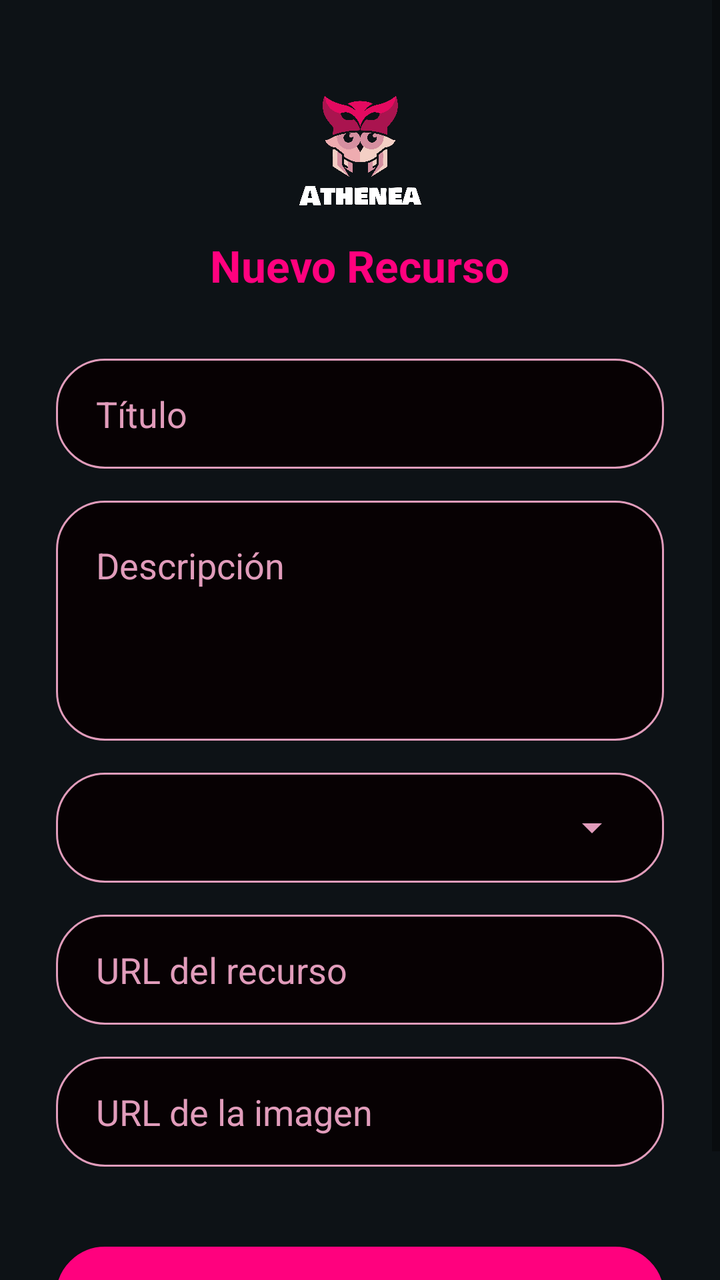
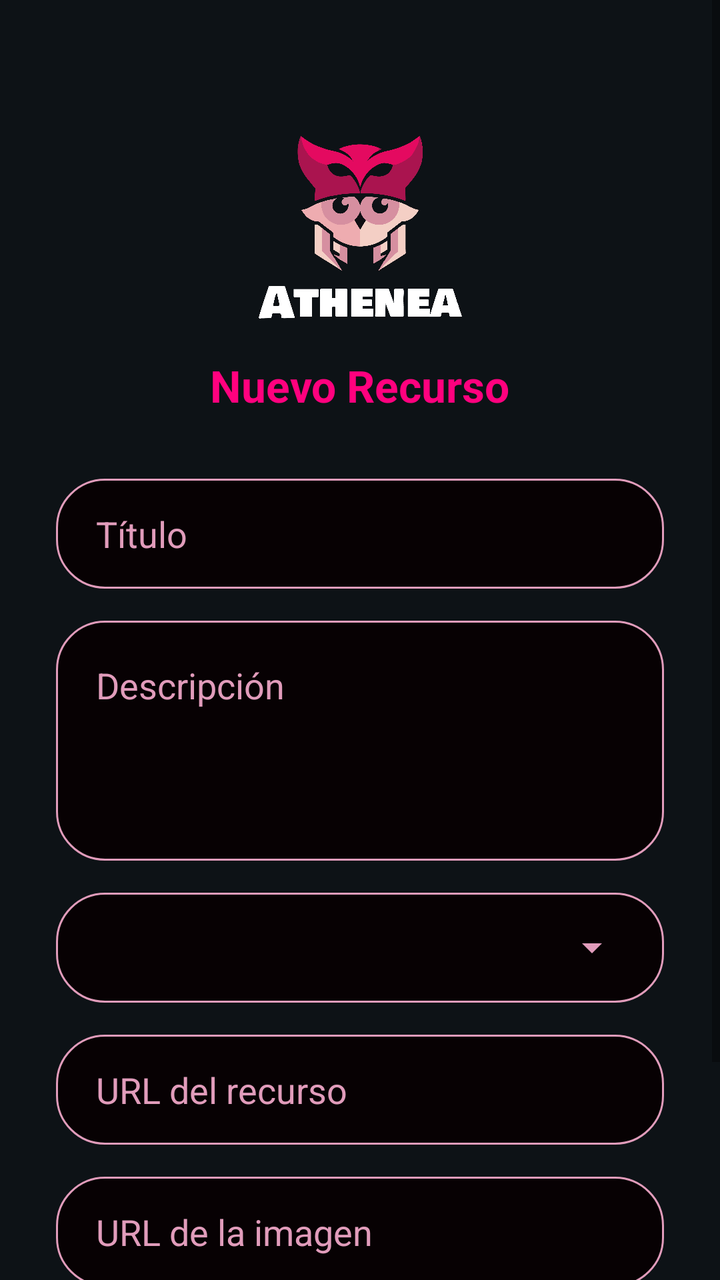

Screens rendered from an Android XML layout before and after an edit, with the pre-edit source and the edit as a unified diff.
<!-- AndroidManifest.xml: application theme Theme.Athenea -->
<!-- res/layout/activity_add_recurso.xml -->
<?xml version="1.0" encoding="utf-8"?>
<ScrollView xmlns:android="http://schemas.android.com/apk/res/android"
    xmlns:app="http://schemas.android.com/apk/res-auto"
    android:layout_width="match_parent"
    android:layout_height="match_parent"
    android:background="@color/dark_bg"
    android:fillViewport="true">

    <LinearLayout
        android:layout_width="match_parent"
        android:layout_height="wrap_content"
        android:orientation="vertical"
        android:padding="28dp"
        android:gravity="center_horizontal">

        <ImageView
            android:layout_width="120dp"
            android:layout_height="60dp"
            android:src="@drawable/logoaten"
            android:scaleType="centerInside"
            android:layout_marginTop="20dp"
            android:layout_marginBottom="10dp" />

        <TextView
            android:layout_width="wrap_content"
            android:layout_height="wrap_content"
            android:text="@string/title_add_recurso"
            android:textColor="@color/pink_primary"
            android:textSize="22sp"
            android:textStyle="bold"
            android:layout_marginBottom="32dp" />

        <EditText
            android:id="@+id/etTitulo"
            android:layout_width="match_parent"
            android:layout_height="55dp"
            android:background="@drawable/rounded_input"
            android:hint="@string/hint_titulo"
            android:textColorHint="@color/pink_accent"
            android:textColor="@color/white"
            android:paddingHorizontal="20dp"
            android:layout_marginBottom="16dp"
            android:inputType="textCapSentences" />

        <EditText
            android:id="@+id/etDescripcion"
            android:layout_width="match_parent"
            android:layout_height="120dp"
            android:background="@drawable/rounded_input"
            android:hint="@string/hint_descripcion"
            android:textColorHint="@color/pink_accent"
            android:textColor="@color/white"
            android:padding="20dp"
            android:gravity="top"
            android:layout_marginBottom="16dp"
            android:inputType="textMultiLine" />

        <FrameLayout
            android:layout_width="match_parent"
            android:layout_height="55dp"
            android:layout_marginBottom="16dp"
            android:background="@drawable/rounded_input"
            android:paddingHorizontal="12dp">

            <Spinner
                android:id="@+id/spinnerTipo"
                android:layout_width="match_parent"
                android:layout_height="match_parent"
                android:backgroundTint="@color/pink_accent"
                android:paddingStart="8dp" />
        </FrameLayout>

        <EditText
            android:id="@+id/etEnlace"
            android:layout_width="match_parent"
            android:layout_height="55dp"
            android:background="@drawable/rounded_input"
            android:hint="@string/hint_enlace"
            android:textColorHint="@color/pink_accent"
            android:textColor="@color/white"
            android:paddingHorizontal="20dp"
            android:layout_marginBottom="16dp"
            android:inputType="textUri" />

        <EditText
            android:id="@+id/etImagen"
            android:layout_width="match_parent"
            android:layout_height="55dp"
            android:background="@drawable/rounded_input"
            android:hint="@string/hint_imagen"
            android:textColorHint="@color/pink_accent"
            android:textColor="@color/white"
            android:paddingHorizontal="20dp"
            android:layout_marginBottom="40dp"
            android:inputType="textUri" />

        <androidx.appcompat.widget.AppCompatButton
            android:id="@+id/btnGuardar"
            android:layout_width="match_parent"
            android:layout_height="60dp"
            android:background="@drawable/rounded_input"
            app:backgroundTint="@color/pink_primary"
            android:text="@string/btn_guardar_recurso"
            android:textAllCaps="false"
            android:textSize="18sp"
            android:textColor="@color/black_deep"
            android:textStyle="bold" />

    </LinearLayout>
</ScrollView>
<!-- resources referenced by this layout -->
<resources>
  <color name="black_deep">#070103</color>
  <color name="dark_bg">#0D1216</color>
  <color name="pink_accent">#E19CBB</color>
  <color name="pink_primary">#FF017E</color>
  <color name="white">#FFFFFFFF</color>
  <!-- drawable logoaten: png bitmap (drawable, 97229 bytes) -->
  <!-- drawable rounded_input (drawable) -->
  <?xml version="1.0" encoding="utf-8"?>
  <shape xmlns:android="http://schemas.android.com/apk/res/android">
      <solid android:color="@color/black_deep" />
      <corners android:radius="@dimen/rounded_radius" />
      <stroke
          android:width="1dp"
          android:color="@color/pink_accent" />
  </shape>
  <string name="btn_guardar_recurso">Publicar Recurso</string>
  <string name="hint_descripcion">Descripción</string>
  <string name="hint_enlace">URL del recurso</string>
  <string name="hint_imagen">URL de la imagen</string>
  <string name="hint_titulo">Título</string>
  <string name="title_add_recurso">Nuevo Recurso</string>
  <style name="Theme.Athenea" parent="Theme.MaterialComponents.DayNight.NoActionBar">
          <item name="colorPrimary">@color/pink_primary</item>
          <item name="colorPrimaryVariant">@color/pink_accent</item>
          <item name="colorOnPrimary">@color/black_deep</item>
          <item name="android:statusBarColor">@color/dark_bg</item>
      </style>
  <dimen name="rounded_radius">24dp</dimen>
</resources>

<!-- the commit's change to res/layout/activity_add_recurso.xml (unified diff, before → after) -->
@@ -15,10 +15,10 @@
 
         <ImageView
             android:layout_width="120dp"
-            android:layout_height="60dp"
+            android:layout_height="100dp"
             android:src="@drawable/logoaten"
             android:scaleType="centerInside"
-            android:layout_marginTop="20dp"
+            android:layout_marginTop="40dp"
             android:layout_marginBottom="10dp" />
 
         <TextView
